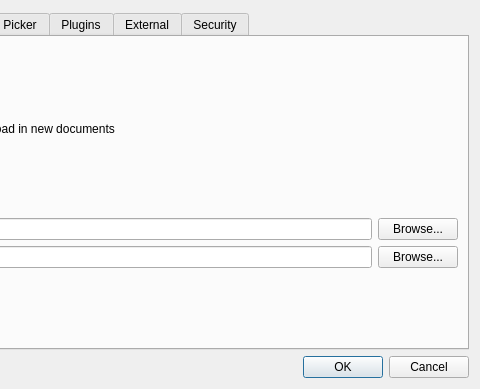
Above: ui/preferences.ui from veusz/veusz before the change; both pictures show x 283 to 763 and y 0 to 389 of the 763 by 389 pixel window. Below: the same form after it.
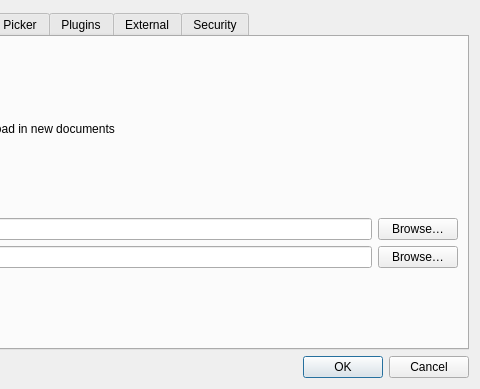
That is the form after the change. The open tabs and pages were chosen to show the change.

The edit to the form file:
```diff
--- a/ui/preferences.ui
+++ b/ui/preferences.ui
@@ -295,7 +295,7 @@
          <item row="0" column="2">
           <widget class="QPushButton" name="styleBrowseButton">
            <property name="text">
-            <string>Browse...</string>
+            <string>Browse…</string>
            </property>
           </widget>
          </item>
@@ -318,7 +318,7 @@
          <item row="1" column="2">
           <widget class="QPushButton" name="customBrowseButton">
            <property name="text">
-            <string>Browse...</string>
+            <string>Browse…</string>
            </property>
           </widget>
          </item>
```
Left out of the diff: 8 changed lines with no effect on the pictures.
